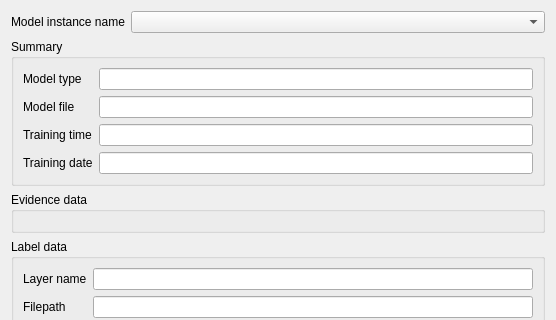
This is eis_qgis_plugin/resources/ui/results/wizard_model_history.ui in GispoCoding/eis_qgis_plugin as Qt 5 draws it before an edit; both pictures show x 0 to 556 and y 0 to 320 of the 556 by 659 pixel window. The edited form follows.
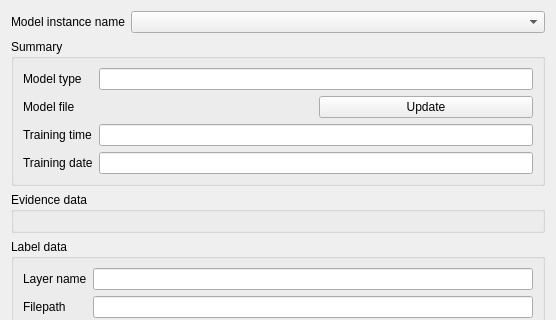
This is the edited form. Custom widgets are drawn as their Qt base class.

Commit message: Add warning when overwriting existing model instance, add indicators for missing model file and option to update model filepath

The edit to the form file:
```diff
--- a/eis_qgis_plugin/resources/ui/results/wizard_model_history.ui
+++ b/eis_qgis_plugin/resources/ui/results/wizard_model_history.ui
@@ -90,14 +90,25 @@
        </widget>
       </item>
       <item row="1" column="1">
-       <widget class="QLineEdit" name="model_file">
-        <property name="text">
+       <layout class="QHBoxLayout" name="horizontalLayout_3">
+        <item>
+         <widget class="QgsFileWidget" name="model_file">
+          <property name="filter">
          <string/>
         </property>
-        <property name="readOnly">
-         <bool>true</bool>
-        </property>
-       </widget>
+          <property name="storageMode">
+           <enum>QgsFileWidget::GetFile</enum>
+          </property>
+         </widget>
+        </item>
+        <item>
+         <widget class="QPushButton" name="update_model_file_btn">
+          <property name="text">
+           <string>Update</string>
+          </property>
+         </widget>
+        </item>
+       </layout>
       </item>
       <item row="2" column="0">
        <widget class="QLabel" name="training_time_label">
@@ -255,6 +266,14 @@
    </item>
   </layout>
  </widget>
+ <customwidgets>
+  <customwidget>
+   <class>QgsFileWidget</class>
+   <extends>QWidget</extends>
+   <header>qgsfilewidget.h</header>
+   <container>1</container>
+  </customwidget>
+ </customwidgets>
  <resources/>
  <connections/>
 </ui>
```
Lines whose indentation alone changed are shown as unchanged. The commit also changes 7 other files.
